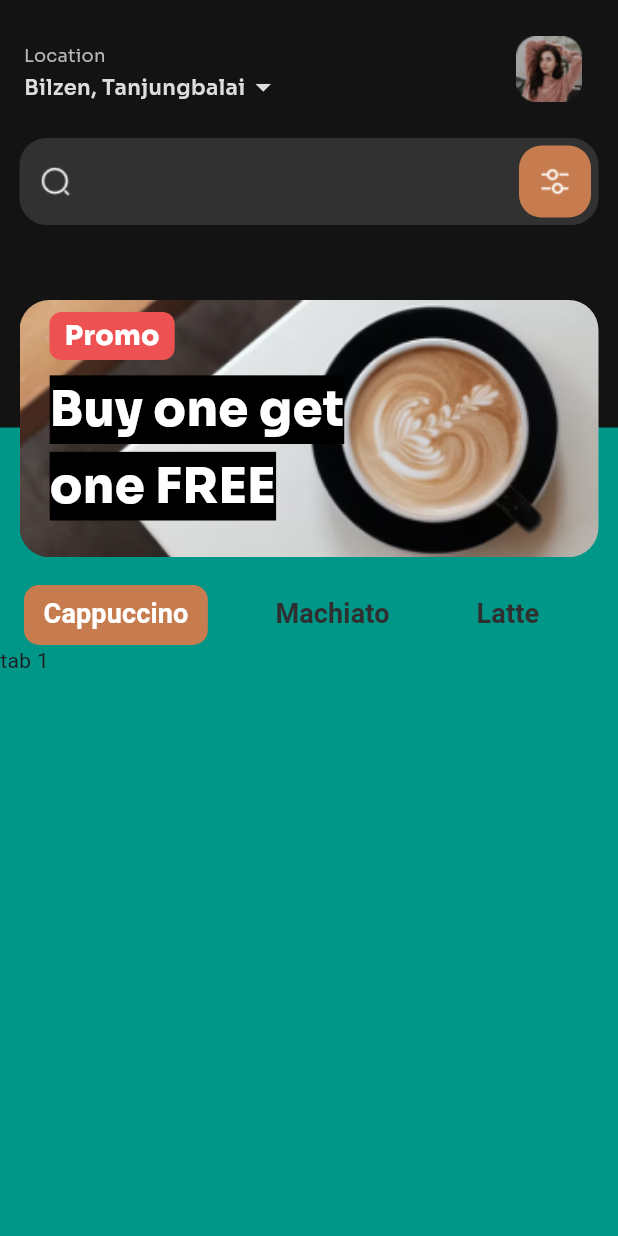
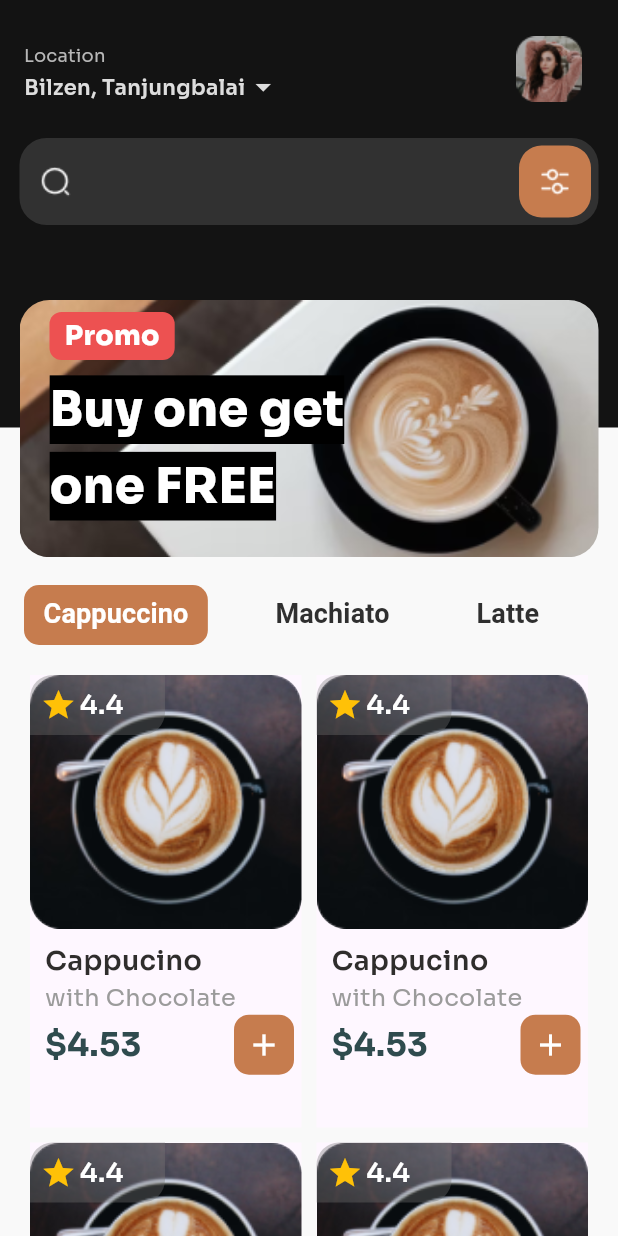
Before and after one commit to shakilahmed0369/coffee_app, a Flutter app: the HomeScreen screen opened by its route, on a phone screen of 412 x 824 dp. Run offline on Flutter 3.47's test engine with Material 3 defaults, Android fonts, the phone set to English and light mode, and no system bars.

Commit message:
home page complete

```diff
--- /dev/null
+++ b/lib/partials/product.dart
@@ -0,0 +1,108 @@
+import 'package:flutter/material.dart';
+
+class Product extends StatelessWidget {
+  const Product({super.key});
+
+  @override
+  Widget build(BuildContext context) {
+    return Scaffold(
+      body: Container(
+        child: Column(
+          children: [
+            Stack(
+              children: [
+                ClipRRect(
+                  borderRadius: BorderRadius.circular(20),
+                  child: Image.asset(
+                    'images/coffee1.png',
+                    fit: BoxFit.cover,
+                    width: double.maxFinite,
+                  ),
+                ),
+                Container(
+                  padding: EdgeInsets.all(7),
+                  decoration: BoxDecoration(
+                    color: Color.fromARGB(93, 117, 117, 117),
+                    borderRadius: BorderRadiusDirectional.only(
+                      topStart: Radius.circular(15),
+                      bottomEnd: Radius.circular(15),
+                    ),
+                  ),
+                  width: 90,
+                  child: Row(children: [
+                    Icon(
+                      Icons.star,
+                      color: Colors.amber,
+                    ),
+                    SizedBox(width: 2),
+                    Text(
+                      '4.4',
+                      style: TextStyle(
+                          fontFamily: 'Sora',
+                          fontSize: 18,
+                          fontWeight: FontWeight.w600,
+                          color: Colors.white),
+                    ),
+                  ]),
+                ),
+              ],
+            ),
+            SizedBox(height: 8),
+            Padding(
+              padding: EdgeInsets.fromLTRB(10, 0, 0, 0),
+              child: Column(
+                crossAxisAlignment: CrossAxisAlignment.start,
+                children: [
+                  Text(
+                    'Cappucino',
+                    style: TextStyle(
+                      fontFamily: 'Sora',
+                      fontWeight: FontWeight.w600,
+                      fontSize: 18,
+                      color: Color(0xff2F2D2C),
+                    ),
+                  ),
+                  Text(
+                    'with Chocolate',
+                    style: TextStyle(
+                      fontFamily: 'Sora',
+                      fontSize: 16,
+                      color: Color(0xff9B9B9B),
+                    ),
+                  ),
+                  Row(
+                    mainAxisAlignment: MainAxisAlignment.spaceBetween,
+                    children: [
+                      Text(
+                        '\$4.53',
+                        style: TextStyle(
+                          fontFamily: 'Sora',
+                          fontSize: 22,
+                          fontWeight: FontWeight.w700,
+                          color: Color(0xff2F4B4E),
+                        ),
+                      ),
+                      Container(
+                        width: 40,
+                        height: 40,
+                        padding: EdgeInsets.all(5),
+                        margin: EdgeInsets.fromLTRB(0, 0, 5, 0),
+                        decoration: BoxDecoration(
+                            color: Color(0xffC67C4E),
+                            borderRadius: BorderRadius.circular(10)),
+                        child: Icon(
+                          Icons.add,
+                          color: Colors.white,
+                        ),
+                      )
+                    ],
+                  )
+                ],
+              ),
+            )
+          ],
+        ),
+      ),
+    );
+  }
+}
--- a/lib/screens/home_screen.dart
+++ b/lib/screens/home_screen.dart
@@ -1,6 +1,5 @@
-import 'package:flutter/cupertino.dart';
+import 'package:coffee_app/partials/product.dart';
 import 'package:flutter/material.dart';
-import 'package:flutter/widgets.dart';
 
 class HomeScreen extends StatefulWidget {
   const HomeScreen({super.key});
@@ -23,7 +22,7 @@ class _HomeScreenState extends State<HomeScreen> with TickerProviderStateMixin {
             Container(
               height: height,
               width: width,
-              color: Colors.teal,
+              color: Color(0xffF9F9F9),
               child: Padding(
                 padding: const EdgeInsets.fromLTRB(0, 390, 0, 0),
                 child: Column(
@@ -78,7 +77,26 @@ class _HomeScreenState extends State<HomeScreen> with TickerProviderStateMixin {
                       child: TabBarView(
                         controller: _tabController,
                         children: [
-                          Text('tab 1'),
+                          Container(
+                            child: GridView.count(
+                              childAspectRatio: MediaQuery.of(context)
+                                      .size
+                                      .width /
+                                  (MediaQuery.of(context).size.height / 1.2),
+                              padding: const EdgeInsets.all(20),
+                              crossAxisSpacing: 10,
+                              mainAxisSpacing: 10,
+                              crossAxisCount: 2,
+                              children: [
+                                Product(),
+                                Product(),
+                                Product(),
+                                Product(),
+                                Product(),
+                                Product(),
+                              ],
+                            ),
+                          ),
                           Text('tab 2'),
                           Text('tab 3'),
                         ],
--- a/pubspec.yaml
+++ b/pubspec.yaml
@@ -19,7 +19,7 @@ publish_to: "none" # Remove this line if you wish to publish to pub.dev
 version: 1.0.0+1
 
 environment:
-  sdk: ">=3.3.0-273.0.dev <4.0.0"
+  sdk: ">=3.2.4<4.0.0"
 
 # Dependencies specify other packages that your package needs in order to work.
 # To automatically upgrade your package dependencies to the latest versions
```
Also changed, not shown: images/coffee1.png (added), images/plus.png (added), pubspec.lock.
